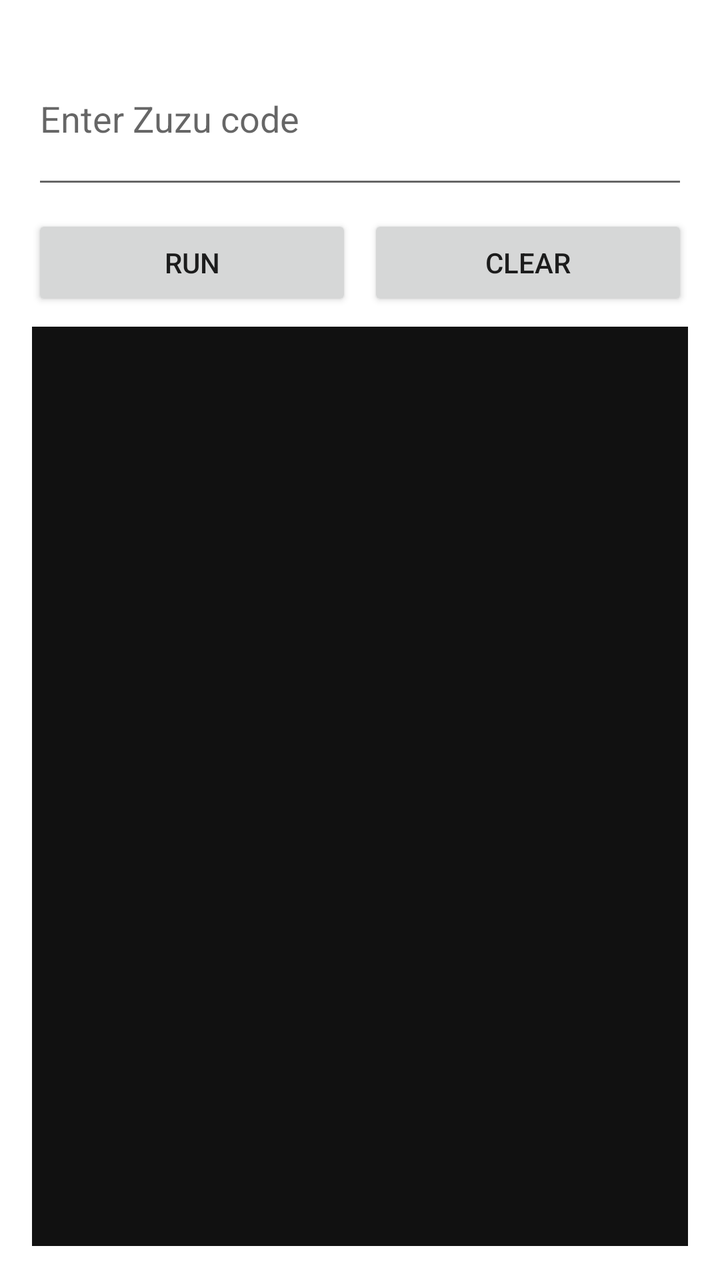
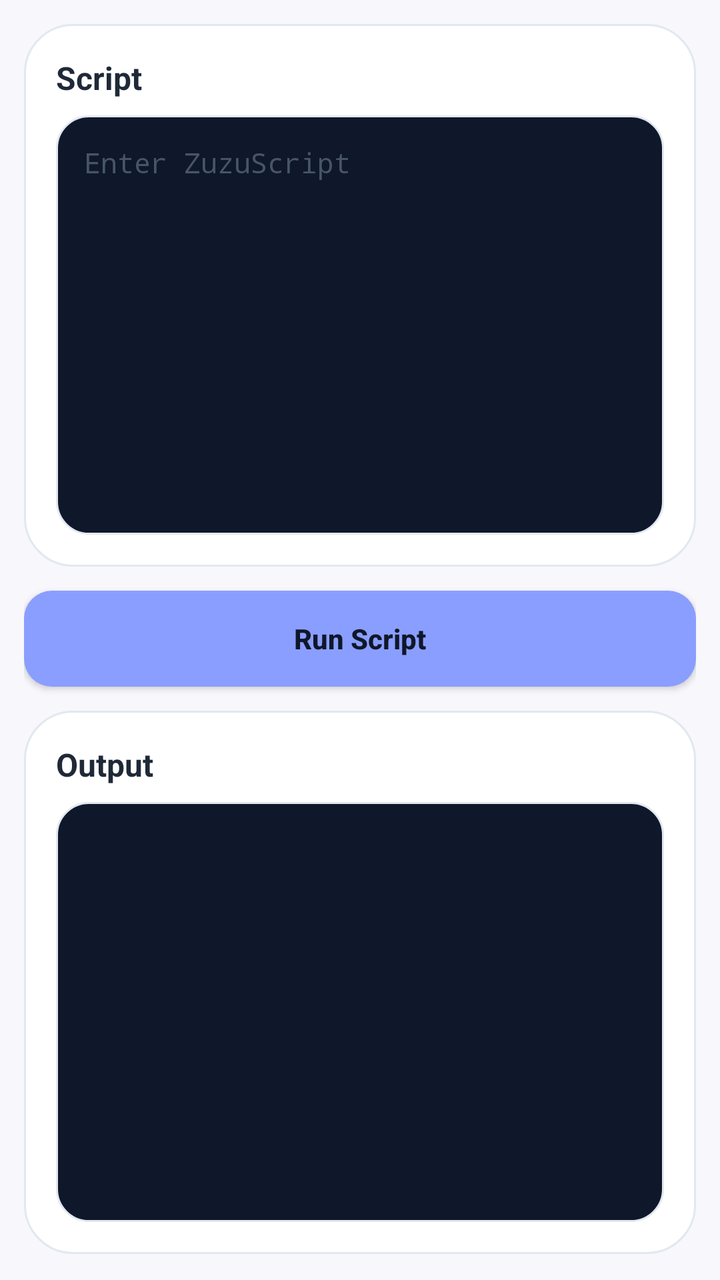

Two renders of the same Android screen: before a commit and after it. Below are the layout's source before the change and the commit's diff.
<!-- AndroidManifest.xml: application theme Theme.ZuzuRepl -->
<!-- res/layout/activity_main.xml -->
<?xml version="1.0" encoding="utf-8"?>
<LinearLayout xmlns:android="http://schemas.android.com/apk/res/android"
	android:layout_width="match_parent"
	android:layout_height="match_parent"
	android:orientation="vertical"
	android:padding="16dp">

	<EditText
		android:id="@+id/input_code"
		android:layout_width="match_parent"
		android:layout_height="wrap_content"
		android:hint="Enter Zuzu code"
		android:inputType="textMultiLine"
		android:maxLines="6"
		android:minLines="3" />

	<LinearLayout
		android:layout_width="match_parent"
		android:layout_height="wrap_content"
		android:layout_marginTop="8dp"
		android:orientation="horizontal">

		<Button
			android:id="@+id/run_button"
			android:layout_width="0dp"
			android:layout_height="wrap_content"
			android:layout_weight="1"
			android:text="Run" />

		<Button
			android:id="@+id/clear_button"
			android:layout_width="0dp"
			android:layout_height="wrap_content"
			android:layout_marginStart="8dp"
			android:layout_weight="1"
			android:text="Clear" />
	</LinearLayout>

	<TextView
		android:id="@+id/output_text"
		android:layout_width="match_parent"
		android:layout_height="0dp"
		android:layout_marginTop="8dp"
		android:layout_weight="1"
		android:background="#111111"
		android:padding="12dp"
		android:textColor="#F0F0F0"
		android:textIsSelectable="true"
		android:typeface="monospace" />

	<WebView
		android:id="@+id/runtime_webview"
		android:layout_width="1dp"
		android:layout_height="1dp"
		android:visibility="invisible" />

</LinearLayout>
<!-- resources referenced by this layout -->
<resources>
  <style name="Theme.ZuzuRepl" parent="Theme.MaterialComponents.DayNight.NoActionBar">
  		<item name="android:statusBarColor" tools:targetApi="l">?attr/colorPrimaryVariant</item>
  	</style>
</resources>

<!-- the commit's change to res/layout/activity_main.xml (unified diff, before → after) -->
@@ -2,51 +2,97 @@
 <LinearLayout xmlns:android="http://schemas.android.com/apk/res/android"
 	android:layout_width="match_parent"
 	android:layout_height="match_parent"
+	android:background="@color/z_mist"
 	android:orientation="vertical"
-	android:padding="16dp">
-
-	<EditText
-		android:id="@+id/input_code"
-		android:layout_width="match_parent"
-		android:layout_height="wrap_content"
-		android:hint="Enter Zuzu code"
-		android:inputType="textMultiLine"
-		android:maxLines="6"
-		android:minLines="3" />
+	android:padding="12dp">
 
 	<LinearLayout
 		android:layout_width="match_parent"
-		android:layout_height="wrap_content"
-		android:layout_marginTop="8dp"
-		android:orientation="horizontal">
+		android:layout_height="0dp"
+		android:layout_weight="1"
+		android:background="@drawable/panel_background"
+		android:orientation="vertical">
 
-		<Button
-			android:id="@+id/run_button"
-			android:layout_width="0dp"
+		<TextView
+			android:layout_width="match_parent"
 			android:layout_height="wrap_content"
+			android:text="Script"
+			android:textColor="@color/z_slate_800"
+			android:textSize="16sp"
+			android:textStyle="bold" />
+
+		<EditText
+			android:id="@+id/input_code"
+			android:layout_width="match_parent"
+			android:layout_height="0dp"
+			android:layout_marginTop="8dp"
 			android:layout_weight="1"
-			android:text="Run" />
-
-		<Button
-			android:id="@+id/clear_button"
-			android:layout_width="0dp"
-			android:layout_height="wrap_content"
-			android:layout_marginStart="8dp"
-			android:layout_weight="1"
-			android:text="Clear" />
+			android:background="@drawable/editor_background"
+			android:fontFamily="monospace"
+			android:gravity="top|start"
+			android:hint="Enter ZuzuScript"
+			android:inputType="textMultiLine|textVisiblePassword|textNoSuggestions"
+			android:minLines="8"
+			android:overScrollMode="always"
+			android:padding="14dp"
+			android:scrollbars="vertical"
+			android:textColor="@color/z_code_text"
+			android:textColorHint="@color/z_slate_600"
+			android:textCursorDrawable="@null"
+			android:textSize="14sp"
+			android:typeface="monospace" />
 	</LinearLayout>
 
-	<TextView
-		android:id="@+id/output_text"
+	<Button
+		android:id="@+id/run_button"
+		android:layout_width="match_parent"
+		android:layout_height="wrap_content"
+		android:layout_marginTop="12dp"
+		android:background="@drawable/run_button_background"
+		android:minHeight="48dp"
+		android:text="Run Script"
+		android:textAllCaps="false"
+		android:textColor="@color/z_slate_900"
+		android:textStyle="bold" />
+
+	<LinearLayout
 		android:layout_width="match_parent"
 		android:layout_height="0dp"
-		android:layout_marginTop="8dp"
+		android:layout_marginTop="12dp"
 		android:layout_weight="1"
-		android:background="#111111"
-		android:padding="12dp"
-		android:textColor="#F0F0F0"
-		android:textIsSelectable="true"
-		android:typeface="monospace" />
+		android:background="@drawable/panel_background"
+		android:orientation="vertical">
+
+		<TextView
+			android:layout_width="match_parent"
+			android:layout_height="wrap_content"
+			android:text="Output"
+			android:textColor="@color/z_slate_800"
+			android:textSize="16sp"
+			android:textStyle="bold" />
+
+		<ScrollView
+			android:id="@+id/output_scroll"
+			android:layout_width="match_parent"
+			android:layout_height="0dp"
+			android:layout_marginTop="8dp"
+			android:layout_weight="1"
+			android:background="@drawable/editor_background"
+			android:fillViewport="true"
+			android:overScrollMode="always"
+			android:padding="14dp">
+
+			<TextView
+				android:id="@+id/output_text"
+				android:layout_width="match_parent"
+				android:layout_height="wrap_content"
+				android:fontFamily="monospace"
+				android:textColor="@color/z_slate_200"
+				android:textIsSelectable="true"
+				android:textSize="14sp"
+				android:typeface="monospace" />
+		</ScrollView>
+	</LinearLayout>
 
 	<WebView
 		android:id="@+id/runtime_webview"
<!-- resource entries referenced after the edit -->
@@ -1,7 +1,44 @@
 <!-- resources referenced by this layout -->
 <resources>
+  <color name="z_code_text">#F8FAFC</color>
+  <color name="z_mist">#F8F7FC</color>
+  <color name="z_slate_200">#E2E8F0</color>
+  <color name="z_slate_600">#475569</color>
+  <color name="z_slate_800">#1F2937</color>
+  <color name="z_slate_900">#0F172A</color>
+  <!-- drawable editor_background (drawable) -->
+  <?xml version="1.0" encoding="utf-8"?>
+  <shape xmlns:android="http://schemas.android.com/apk/res/android">
+  	<solid android:color="@color/z_slate_900" />
+  	<stroke
+  		android:width="1dp"
+  		android:color="@color/z_slate_200" />
+  	<corners android:radius="16dp" />
+  </shape>
+  <!-- drawable panel_background (drawable) -->
+  <?xml version="1.0" encoding="utf-8"?>
+  <shape xmlns:android="http://schemas.android.com/apk/res/android">
+  	<solid android:color="@color/z_panel" />
+  	<stroke
+  		android:width="1dp"
+  		android:color="@color/z_slate_200" />
+  	<corners android:radius="24dp" />
+  	<padding
+  		android:bottom="16dp"
+  		android:left="16dp"
+  		android:right="16dp"
+  		android:top="16dp" />
+  </shape>
+  <!-- drawable run_button_background (drawable) -->
+  <?xml version="1.0" encoding="utf-8"?>
+  <shape xmlns:android="http://schemas.android.com/apk/res/android">
+  	<solid android:color="@color/z_accent" />
+  	<corners android:radius="14dp" />
+  </shape>
   <style name="Theme.ZuzuRepl" parent="Theme.MaterialComponents.DayNight.NoActionBar">
   		<item name="android:statusBarColor" tools:targetApi="l">?attr/colorPrimaryVariant</item>
   	</style>
+  <color name="z_panel">#FFFFFF</color>
+  <color name="z_accent">#8A9EFF</color>
 </resources>
 
